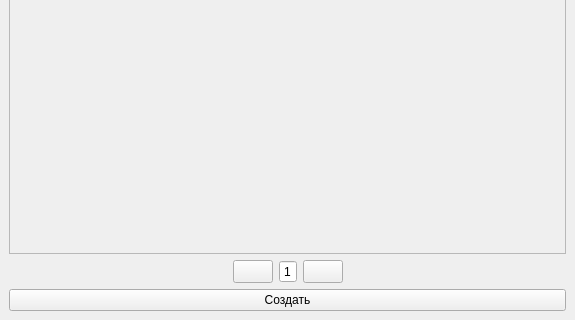
The window that client/gui/main_menu.ui (igorechek06/pyQuiz) describes before a commit, drawn with Qt 5; both pictures show x 0 to 575 and y 370 to 690 of the 575 by 690 pixel window.
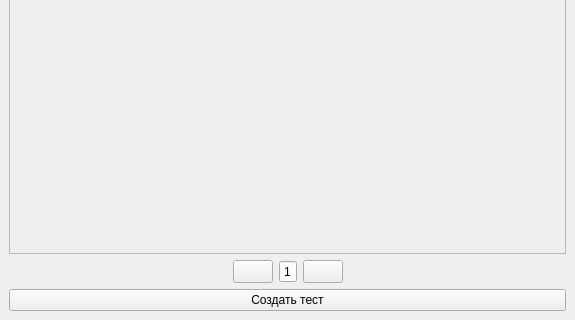
The same window after the commit. Icons and pictures are not drawn.

The edit to the form file:
```diff
--- a/client/gui/main_menu.ui
+++ b/client/gui/main_menu.ui
@@ -151,7 +151,7 @@
     <item>
      <widget class="QPushButton" name="createQuizButton">
       <property name="text">
-       <string>Создать</string>
+       <string>Создать тест</string>
       </property>
       <property name="icon">
        <iconset resource="../src.qrc">
```
